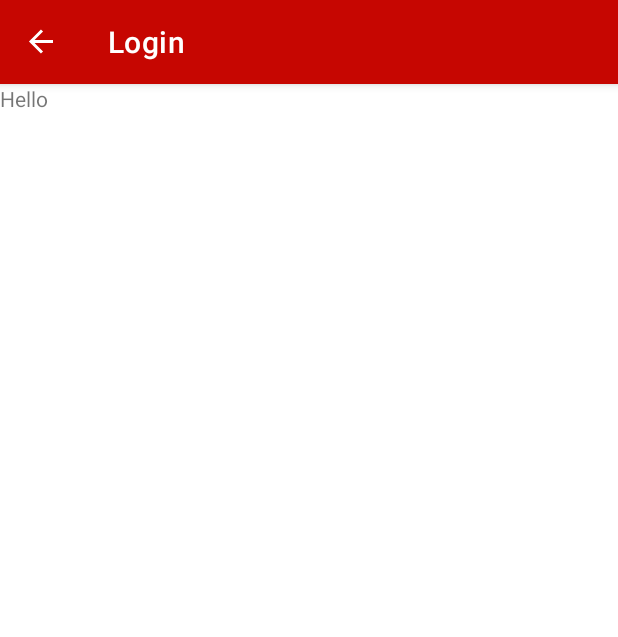
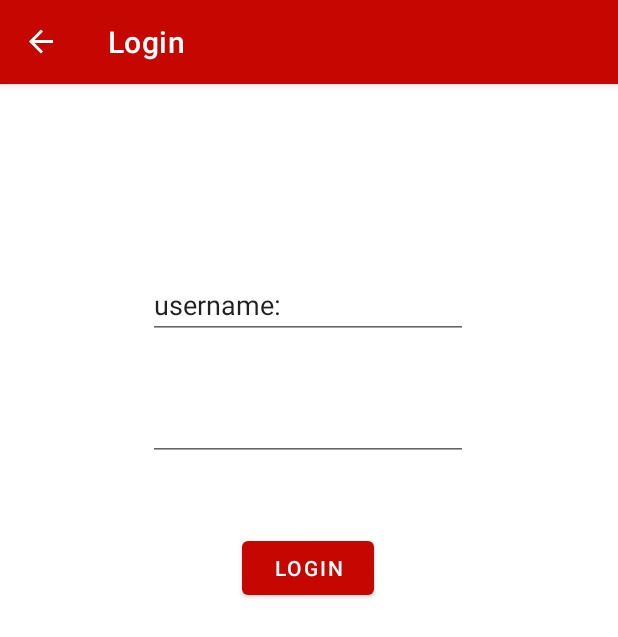
Before and after one commit to nicolasloontjens/f1stories-nma-frontend, an Android app: the screen it shows after launch (MainActivity), after a tap on "LOGIN", on a phone screen of 412 x 824 dp. Shown: the top 637 px of the screen. Run offline under Robolectric (Android 15) with nearby library versions, the phone set to English and light mode, and no system bars; our stand-ins replace Room's generated code, data binding, navigation-ui.

Commit message:
login + register flow complete

```diff
--- a/app/src/main/java/be/howest/nicolas/loontjens/f1stories/MainActivity.kt
+++ b/app/src/main/java/be/howest/nicolas/loontjens/f1stories/MainActivity.kt
@@ -4,6 +4,7 @@ import androidx.appcompat.app.AppCompatActivity
 import android.os.Bundle
 import androidx.navigation.NavController
 import androidx.navigation.fragment.NavHostFragment
+import androidx.navigation.ui.AppBarConfiguration
 import androidx.navigation.ui.setupActionBarWithNavController
 
 class MainActivity : AppCompatActivity() {
@@ -14,8 +15,8 @@ class MainActivity : AppCompatActivity() {
         setContentView(R.layout.activity_main)
         val navHostFragment = supportFragmentManager.findFragmentById(R.id.fragmentContainerView) as NavHostFragment
         navController = navHostFragment.navController
-
-        setupActionBarWithNavController(navController)
+        val appBarConfiguration = AppBarConfiguration(setOf(R.id.homeFragment))
+        setupActionBarWithNavController(navController, appBarConfiguration)
     }
     override fun onSupportNavigateUp(): Boolean {
         return navController.navigateUp() || super.onSupportNavigateUp()
--- a/app/src/main/java/be/howest/nicolas/loontjens/f1stories/auth/LoginFragment.kt
+++ b/app/src/main/java/be/howest/nicolas/loontjens/f1stories/auth/LoginFragment.kt
@@ -6,27 +6,45 @@ import androidx.fragment.app.Fragment
 import android.view.LayoutInflater
 import android.view.View
 import android.view.ViewGroup
+import androidx.fragment.app.activityViewModels
+import androidx.navigation.fragment.findNavController
 import be.howest.nicolas.loontjens.f1stories.R
+import be.howest.nicolas.loontjens.f1stories.database.UserApplication
+import be.howest.nicolas.loontjens.f1stories.databinding.LoginFragmentBinding
+import be.howest.nicolas.loontjens.f1stories.databinding.RegisterFragmentBinding
 
 class LoginFragment : Fragment() {
+
+    private var binding: LoginFragmentBinding? = null
 
     companion object {
         fun newInstance() = LoginFragment()
     }
 
-    private lateinit var viewModel: LoginViewModel
+    private val viewModel: LoginViewModel by activityViewModels{
+        CreateLoginUserRepository(
+            (activity?.application as UserApplication).repository
+        )
+    }
 
     override fun onCreateView(
         inflater: LayoutInflater, container: ViewGroup?,
         savedInstanceState: Bundle?
     ): View? {
+        binding = LoginFragmentBinding.inflate(inflater, container, false)
         return inflater.inflate(R.layout.login_fragment, container, false)
     }
 
-    override fun onActivityCreated(savedInstanceState: Bundle?) {
-        super.onActivityCreated(savedInstanceState)
-        viewModel = ViewModelProvider(this).get(LoginViewModel::class.java)
-        // TODO: Use the ViewModel
+    override fun onViewCreated(view: View, savedInstanceState: Bundle?) {
+        super.onViewCreated(view, savedInstanceState)
+
+        binding?.apply{
+            LoginButton.setOnClickListener{
+                if(viewModel.login(loginUsername.text.toString(),loginPassword.text.toString())){
+                    findNavController().navigate(R.id.action_loginFragment_to_homeFragment)
+                }
+            }
+        }
     }
 
 }
--- a/app/src/main/java/be/howest/nicolas/loontjens/f1stories/auth/RegisterFragment.kt
+++ b/app/src/main/java/be/howest/nicolas/loontjens/f1stories/auth/RegisterFragment.kt
@@ -9,6 +9,7 @@ import android.view.ViewGroup
 import android.widget.EditText
 import androidx.fragment.app.activityViewModels
 import androidx.lifecycle.ViewModel
+import androidx.navigation.fragment.findNavController
 import androidx.viewbinding.ViewBindings
 import be.howest.nicolas.loontjens.f1stories.R
 import be.howest.nicolas.loontjens.f1stories.database.UserApplication
@@ -34,7 +35,6 @@ class RegisterFragment : Fragment() {
         inflater: LayoutInflater, container: ViewGroup?,
         savedInstanceState: Bundle?
     ): View? {
-        //viewModel = ViewModelProvider(this)[RegisterViewModel::class.java]
         binding = RegisterFragmentBinding.inflate(inflater, container, false)
         return binding!!.root
     }
@@ -44,7 +44,9 @@ class RegisterFragment : Fragment() {
 
         binding?.apply{
             RegisterButton.setOnClickListener{
-                viewModel.register(editTextUsername.text.toString(),editTextTextPassword.text.toString())
+                if(viewModel.register(editTextUsername.text.toString(),editTextTextPassword.text.toString())){
+                    findNavController().navigate(R.id.action_registerFragment_to_homeFragment)
+                }
             }
         }
     }
--- a/app/src/main/java/be/howest/nicolas/loontjens/f1stories/network/F1StoriesApiService.kt
+++ b/app/src/main/java/be/howest/nicolas/loontjens/f1stories/network/F1StoriesApiService.kt
@@ -26,6 +26,9 @@ interface F1StoriesApiService{
     @POST("users/register")
     suspend fun register(@Body user:UserAuth):UserToken
 
+    @POST("users/login")
+    suspend fun login(@Body user:UserAuth):UserToken
+
     @GET("races")
     suspend fun getRaces():List<Race>
 }
--- a/app/src/main/res/layout/login_fragment.xml
+++ b/app/src/main/res/layout/login_fragment.xml
@@ -1,13 +1,64 @@
 <?xml version="1.0" encoding="utf-8"?>
-<FrameLayout xmlns:android="http://schemas.android.com/apk/res/android"
-    xmlns:tools="http://schemas.android.com/tools"
-    android:layout_width="match_parent"
-    android:layout_height="match_parent"
-    tools:context=".auth.LoginFragment">
+<layout xmlns:android="http://schemas.android.com/apk/res/android"
+    xmlns:app="http://schemas.android.com/apk/res-auto"
+    xmlns:tools="http://schemas.android.com/tools">
 
-    <TextView
+    <data>
+
+    </data>
+
+    <FrameLayout
         android:layout_width="match_parent"
         android:layout_height="match_parent"
-        android:text="Hello" />
+        tools:context=".auth.LoginFragment">
 
-</FrameLayout>
+        <androidx.constraintlayout.widget.ConstraintLayout
+            android:layout_width="match_parent"
+            android:layout_height="match_parent">
+
+            <EditText
+                android:id="@+id/loginUsername"
+                android:layout_width="wrap_content"
+                android:layout_height="wrap_content"
+                android:layout_marginTop="128dp"
+                android:layout_marginBottom="37dp"
+                android:ems="10"
+                android:inputType="textPersonName"
+                android:text="username:"
+                app:layout_constraintBottom_toTopOf="@+id/loginPassword"
+                app:layout_constraintEnd_toEndOf="parent"
+                app:layout_constraintHorizontal_bias="0.497"
+                app:layout_constraintStart_toStartOf="parent"
+                app:layout_constraintTop_toTopOf="parent"
+                tools:ignore="TouchTargetSizeCheck" />
+
+            <EditText
+                android:id="@+id/loginPassword"
+                android:layout_width="wrap_content"
+                android:layout_height="wrap_content"
+                android:layout_marginTop="196dp"
+                android:layout_marginBottom="40dp"
+                android:ems="10"
+                android:inputType="textPassword"
+                android:minHeight="48dp"
+                app:layout_constraintBottom_toTopOf="@+id/LoginButton"
+                app:layout_constraintEnd_toEndOf="parent"
+                app:layout_constraintHorizontal_bias="0.497"
+                app:layout_constraintStart_toStartOf="parent"
+                app:layout_constraintTop_toTopOf="parent"
+                tools:ignore="SpeakableTextPresentCheck" />
+
+            <Button
+                android:id="@+id/LoginButton"
+                android:layout_width="wrap_content"
+                android:layout_height="wrap_content"
+                android:text="Login"
+                app:layout_constraintBottom_toBottomOf="parent"
+                app:layout_constraintEnd_toEndOf="parent"
+                app:layout_constraintHorizontal_bias="0.498"
+                app:layout_constraintStart_toStartOf="parent"
+                app:layout_constraintTop_toTopOf="parent"
+                app:layout_constraintVertical_bias="0.415" />
+        </androidx.constraintlayout.widget.ConstraintLayout>
+    </FrameLayout>
+</layout>
```
Also changed, not shown: app/src/main/java/be/howest/nicolas/loontjens/f1stories/auth/LoginViewModel.kt (+41 -2 lines), app/src/main/java/be/howest/nicolas/loontjens/f1stories/auth/RegisterViewModel.kt (+6 -5 lines).
